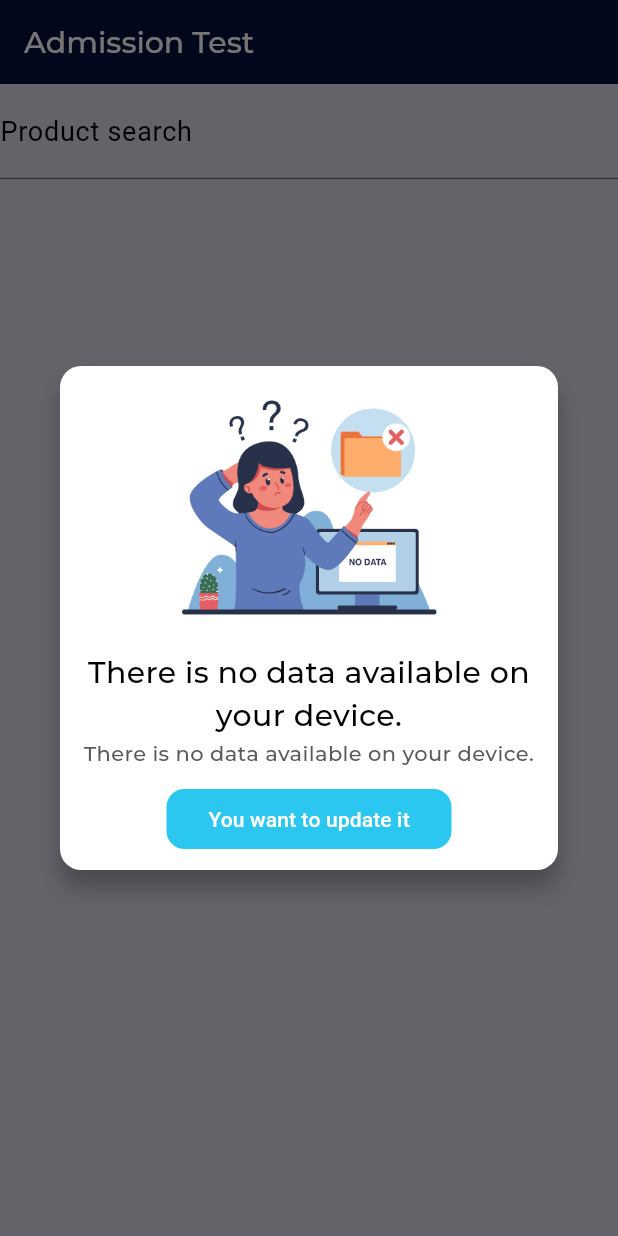
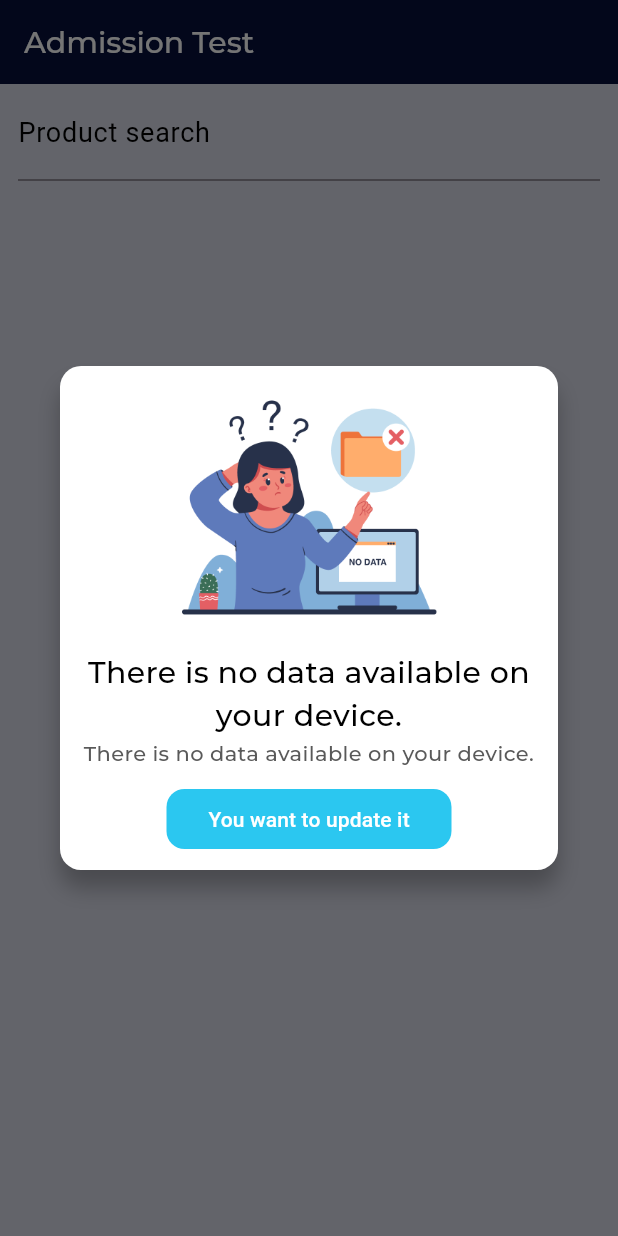
Before and after one commit to valenzuela21/MVVM-FLUTTER-Clean-Code, a Flutter app: the ProductsView screen opened directly, on a phone screen of 412 x 824 dp. Run offline on Flutter 3.47's test engine with Material 3 defaults, Android fonts, the phone set to English and light mode, and no system bars; our stand-ins replace dartz, dio, easy_localization, flutter_phoenix, freezed_annotation, get_it and 9 more; missing offline and left inert: dart:ffi; accounts and stored records are empty; generated files the repository leaves out were written again.

Commit message:
MVVM Flutter

```diff
--- a/lib/presentation/products/products.dart
+++ b/lib/presentation/products/products.dart
@@ -83,7 +83,9 @@ class _ProductsState extends State<ProductsView> {
     return SafeArea(
         child: Column(
       children: [
-        TextFormField(
+        Padding(
+            padding: EdgeInsets.symmetric(vertical:AppSize.s1 , horizontal: AppSize.s12),
+            child: TextFormField(
               keyboardType: TextInputType.text,
               controller: _searchController,
               decoration: InputDecoration(
@@ -104,8 +106,8 @@ class _ProductsState extends State<ProductsView> {
                 fontSize: AppSize.s20,
                 color: Colors.black,
               ),
-        ),
-        SizedBox(height: AppSize.s20),
+            )),
+        SizedBox(height: AppSize.s12),
         Expanded(
             child: StreamBuilder<List<Map<String, dynamic>>>(
                 stream: _viewModel.productsStream,
@@ -113,7 +115,8 @@ class _ProductsState extends State<ProductsView> {
                   if (snapshot.connectionState == ConnectionState.waiting) {
                     return Center(child: CircularProgressIndicator());
                   } else if (snapshot.hasError) {
-                return Center(child: Text('Error Snapshot: ${snapshot.error}'));
+                    return Center(
+                        child: Text('Error Snapshot: ${snapshot.error}'));
                   } else if (!snapshot.hasData || snapshot.data!.isEmpty) {
                     return Center(child: Text('No se encontraron productos.'));
                   }
@@ -142,8 +145,8 @@ class _ProductsState extends State<ProductsView> {
                       },
                     ),
                   );
-            })
-        )],
+                }))
+      ],
     ));
   }
 }
```
Lines whose indentation alone changed are shown as unchanged.
